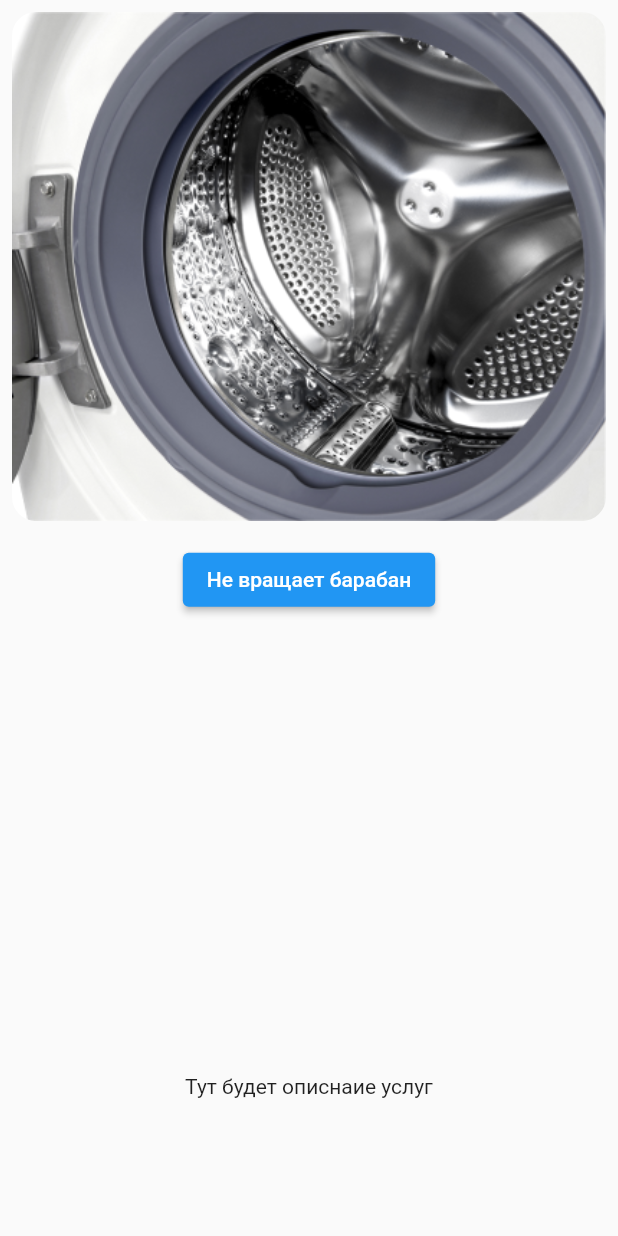
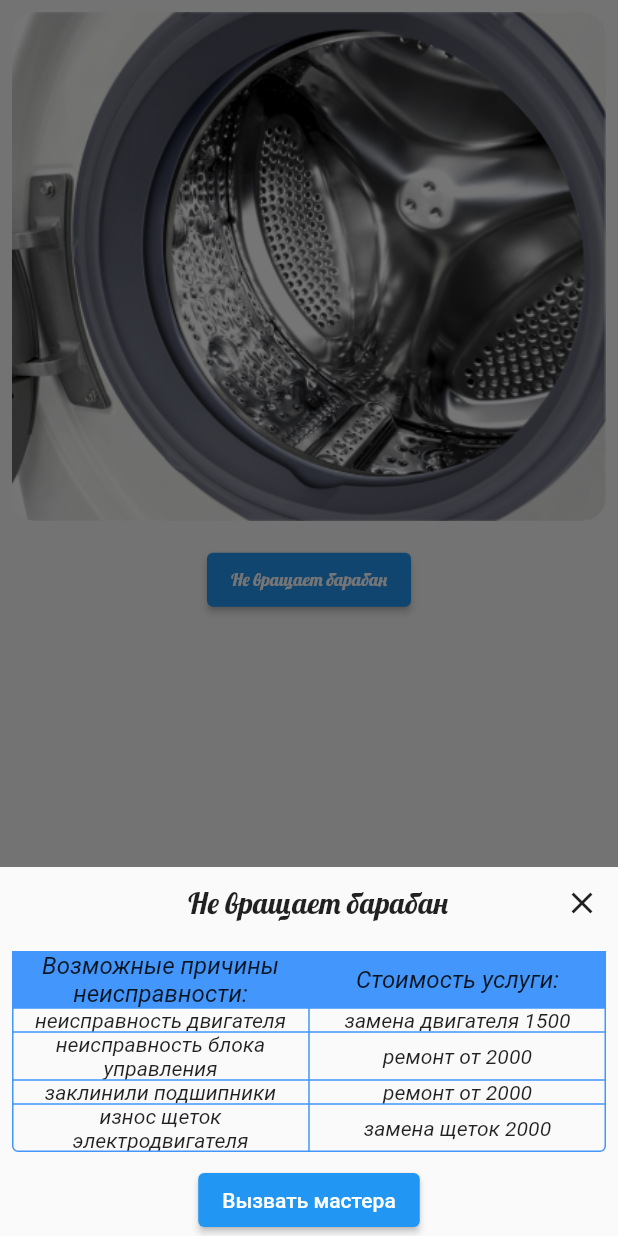
Before and after one commit to RfMakar/2foreman, a Flutter app: the AppCard widget shown alone on an empty page, opened directly, after a tap on "Не вращает барабан", on a phone screen of 412 x 824 dp. Run offline on Flutter 3.47's test engine with Material 2 defaults, Android fonts, the phone set to English and light mode, and no system bars; our stand-ins replace google_fonts.

Commit message:
Доюавдена шторка услуги

```diff
--- a/lib/widgets/app_ap_bar.dart
+++ b/lib/widgets/app_ap_bar.dart
@@ -16,7 +16,7 @@ class WidgetAppApBar extends StatelessWidget {
           Column(
             mainAxisAlignment: MainAxisAlignment.center,
             children: [
-              Text('+7(981)793-7132', style: AppTextStyle.heading3),
+              Text('г. Санкт-Петербург', style: AppTextStyle.heading3),
               Text(
                 'c 8:00 до 23:00, без выходных',
                 style: AppTextStyle.heading5,
--- a/lib/widgets/app_uslugi.dart
+++ b/lib/widgets/app_uslugi.dart
@@ -1,5 +1,6 @@
 import 'package:flutter/material.dart';
 import 'package:foreman/style/style_app.dart';
+import 'package:foreman/widgets/button_call.dart';
 
 class WidgetAppUslugi extends StatelessWidget {
   const WidgetAppUslugi({super.key});
@@ -86,28 +87,22 @@ class AppCard extends StatelessWidget {
         children: [
           ClipRRect(
             borderRadius: const BorderRadius.all(Radius.circular(16)),
-            child: Image.asset(
-              path,
-              fit: BoxFit.fill,
-            ),
+            child: Image.asset(path, fit: BoxFit.fill),
           ),
           const SizedBox(height: 15),
           ElevatedButton(
             onPressed: () {
-              showBottomSheet(
+              showModalBottomSheet(
                 context: context,
                 builder: (context) {
-                  return const SizedBox(
-                    height: 200,
-                    width: double.infinity,
-                    child: Center(child: Text("Тут будет описнаие услуг")),
-                  );
+                  return const SheetUsluga();
                 },
               );
             },
             child: Text(
               title,
               textAlign: TextAlign.center,
+              style: AppTextStyle.heading5,
             ),
           )
         ],
@@ -115,3 +110,99 @@ class AppCard extends StatelessWidget {
     );
   }
 }
+
+class SheetUsluga extends StatelessWidget {
+  const SheetUsluga({super.key});
+
+  @override
+  Widget build(BuildContext context) {
+    return Wrap(
+      children: [
+        Row(
+          mainAxisAlignment: MainAxisAlignment.spaceBetween,
+          children: [
+            const SizedBox(width: 60),
+            Text(
+              'Не вращает барабан',
+              style: AppTextStyle.heading3,
+            ),
+            IconButton(
+              onPressed: () => Navigator.pop(context),
+              icon: const Icon(Icons.close),
+            ),
+          ],
+        ),
+        Padding(
+          padding: const EdgeInsets.all(8.0),
+          child: Table(
+            defaultVerticalAlignment: TableCellVerticalAlignment.middle,
+            border: TableBorder.all(
+              color: AppColor.color,
+              width: 1,
+              borderRadius: const BorderRadius.all(
+                Radius.circular(4),
+              ),
+            ),
+            children: [
+              TableRow(
+                decoration: const BoxDecoration(color: AppColor.color),
+                children: [
+                  text('Возможные причины неисправности:'),
+                  text('Стоимость услуги:'),
+                ],
+              ),
+              TableRow(
+                children: [
+                  text1('неисправность двигателя'),
+                  text1('замена двигателя 1500'),
+                ],
+              ),
+              TableRow(
+                children: [
+                  text1('неисправность блока управления'),
+                  text1('ремонт от 2000'),
+                ],
+              ),
+              TableRow(
+                children: [
+                  text1('заклинили подшипники'),
+                  text1('ремонт от 2000'),
+                ],
+              ),
+              TableRow(
+                children: [
+                  text1('износ щеток электродвигателя'),
+                  text1('замена щеток 2000'),
+                ],
+              ),
+            ],
+          ),
+        ),
+        const ButtonCallMaster(),
+      ],
+    );
+  }
+
+  Widget text(String text) {
+    return Text(
+      text,
+      textAlign: TextAlign.center,
+      style: const TextStyle(
+        fontSize: 16,
+        fontStyle: FontStyle.italic,
+        //fontWeight: FontWeight.bold,
+      ),
+    );
+  }
+
+  Widget text1(String text) {
+    return Text(
+      text,
+      textAlign: TextAlign.center,
+      style: const TextStyle(
+        fontSize: 14,
+        fontStyle: FontStyle.italic,
+      ),
+    );
+  }
+}
--- /dev/null
+++ b/lib/widgets/button_call.dart
@@ -0,0 +1,53 @@
+import 'package:flutter/material.dart';
+import 'package:foreman/style/style_app.dart';
+import 'package:url_launcher/url_launcher.dart';
+
+class ButtonCall extends StatelessWidget {
+  const ButtonCall({super.key});
+
+  @override
+  Widget build(BuildContext context) {
+    return ElevatedButton(
+      onPressed: () async {
+        final call = Uri.parse('tel:+79219140899');
+        if (await canLaunchUrl(call)) {
+          launchUrl(
+            call,
+          );
+        } else {
+          throw 'Could not launch $call';
+        }
+      },
+      child: Padding(
+        padding: const EdgeInsets.all(8.0),
+        child: Text(
+          'Позвонить',
+          style: AppTextStyle.heading3,
+        ),
+      ),
+    );
+  }
+}
+
+class ButtonCallMaster extends StatelessWidget {
+  const ButtonCallMaster({super.key});
+
+  @override
+  Widget build(BuildContext context) {
+    return Center(
+      child: ElevatedButton(
+        onPressed: () async {
+          final call = Uri.parse('tel:+79219140899');
+          if (await canLaunchUrl(call)) {
+            launchUrl(
+              call,
+            );
+          } else {
+            throw 'Could not launch $call';
+          }
+        },
+        child: const Text('Вызвать мастера'),
+      ),
+    );
+  }
+}
--- a/pubspec.yaml
+++ b/pubspec.yaml
@@ -36,6 +36,7 @@ dependencies:
   # Use with the CupertinoIcons class for iOS style icons.
   cupertino_icons: ^1.0.2
   google_fonts: ^4.0.4
+  url_launcher: ^6.1.11
 
 dev_dependencies:
   flutter_test:
```
Also changed, not shown: lib/widgets/app_contacts.dart (+2 -14 lines), lib/widgets/app_title.dart (+2 -10 lines), pubspec.lock.
